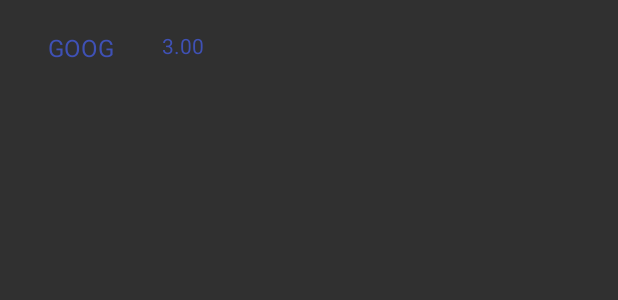
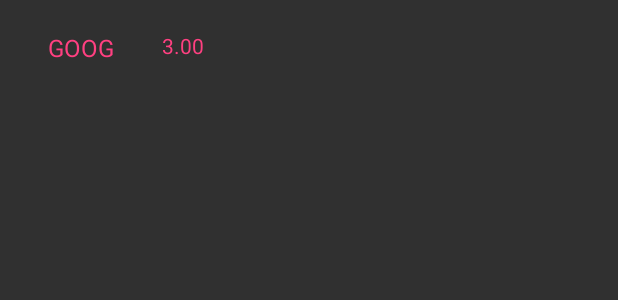
Before and after one commit to robbiestells/StockHawk, an Android app: the layout widget_list_item.xml on its own in the app's theme, with its tools: preview values and no code run, on a phone screen of 412 x 824 dp. Shown: the top 300 px of the screen. Run offline under Robolectric (Android 15) with nearby library versions, the phone set to English and light mode, and no system bars.

Commit message:
Updating layouts

```diff
--- a/app/src/main/res/layout/widget_list_item.xml
+++ b/app/src/main/res/layout/widget_list_item.xml
@@ -26,9 +26,9 @@
                 android:id="@+id/stock_name"
                 android:layout_width="wrap_content"
                 android:layout_height="wrap_content"
-                android:text="GOOG"
+                tools:text="GOOG"
                 android:textAppearance="@style/TextAppearance.AppCompat.Subhead"
-                android:textColor="@color/colorPrimary"
+                android:textColor="@color/colorAccent"
                 android:layout_margin="16dp"/>
 
             <TextView
@@ -36,9 +36,10 @@
                 android:layout_width="wrap_content"
                 android:layout_height="match_parent"
                 android:textAppearance="@style/TextAppearance.AppCompat.Body1"
-                android:textColor="@color/colorPrimary"
+                android:textColor="@color/colorAccent"
                 tools:text="3.00"
                 android:layout_margin="16dp"/>
+
         </LinearLayout>
     </LinearLayout>
 </FrameLayout>
--- a/app/src/main/res/layout/widget_provider_layout.xml
+++ b/app/src/main/res/layout/widget_provider_layout.xml
@@ -12,9 +12,10 @@
             android:layout_width="match_parent"
             android:layout_height="wrap_content"
             android:text="@string/app_name"
-            android:background="@color/colorPrimaryDark"/>
+            android:background="@color/colorPrimaryDark"
+            android:gravity="center"
+            android:textSize="20sp"/>
         <ListView
-            android:background="@color/colorPrimaryDark"
             android:id="@+id/widget_list"
             android:layout_width="match_parent"
             android:layout_height="match_parent">
```
